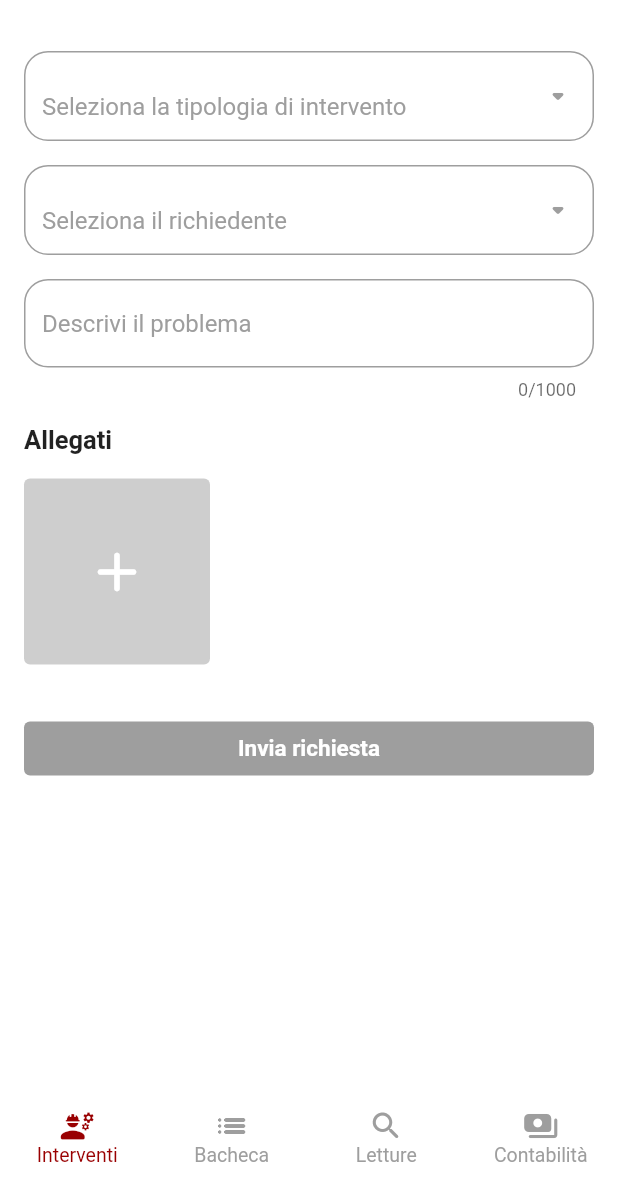
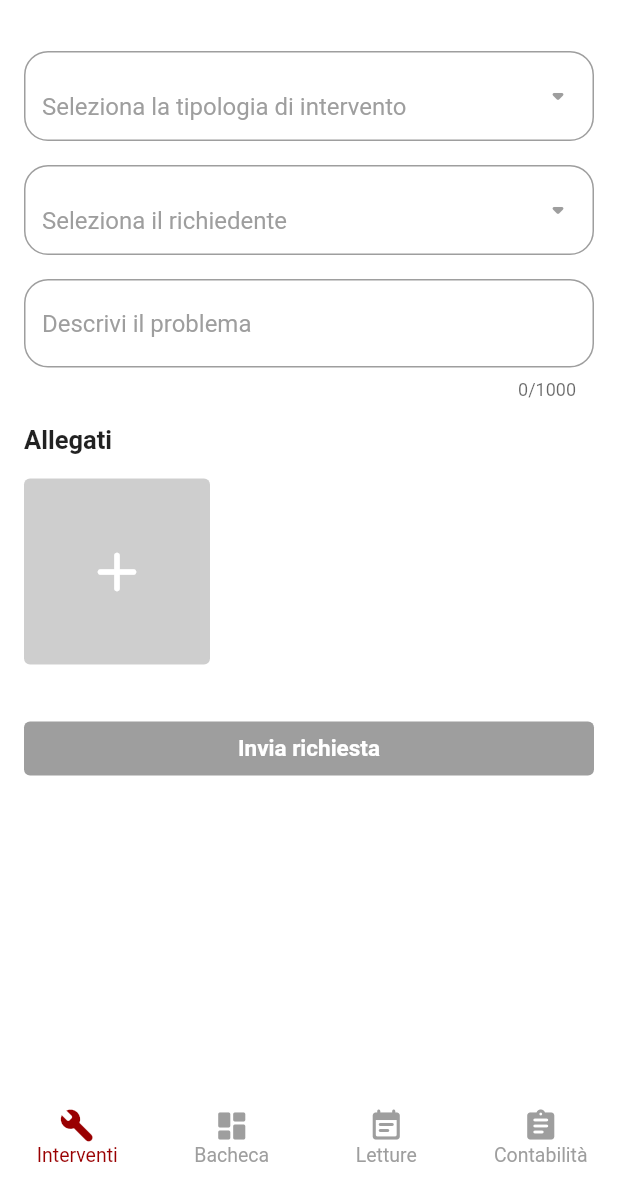
Before and after one commit to federico2390/assistiamotesupplier, a Flutter app: the Central screen opened directly, on a phone screen of 412 x 824 dp, the part 57-1236 px from its top. Run offline on Flutter 3.47's test engine with Material 2 defaults, Android fonts, the phone set to English and light mode, and no system bars; our stand-ins replace dio, firebase_core, firebase_messaging, flutter_local_notifications, hive, hive_flutter and 7 more; missing offline and left inert: flutter_app_badger, flutter_inappwebview, status_alert; accounts and stored records are empty; statements that could not run were skipped.

Commit message:
fix bottom bar icons

```diff
--- a/lib/globals/bottom_bar.dart
+++ b/lib/globals/bottom_bar.dart
@@ -15,22 +15,22 @@ BottomNavigationBar bottomBar(BuildContext context) {
     items: const [
       BottomNavigationBarItem(
         label: 'Interventi',
-        icon: Icon(Icons.engineering_rounded),
+        icon: Icon(Icons.build_rounded),
         tooltip: '',
       ),
       BottomNavigationBarItem(
         label: 'Bacheca',
-        icon: Icon(Icons.list_rounded),
+        icon: Icon(Icons.dashboard_rounded),
         tooltip: '',
       ),
       BottomNavigationBarItem(
         label: 'Letture',
-        icon: Icon(Icons.search_rounded),
+        icon: Icon(Icons.event_note_rounded),
         tooltip: '',
       ),
       BottomNavigationBarItem(
         label: 'Contabilità',
-        icon: Icon(Icons.payments_rounded),
+        icon: Icon(Icons.assignment_rounded),
         tooltip: '',
       ),
     ],
```
